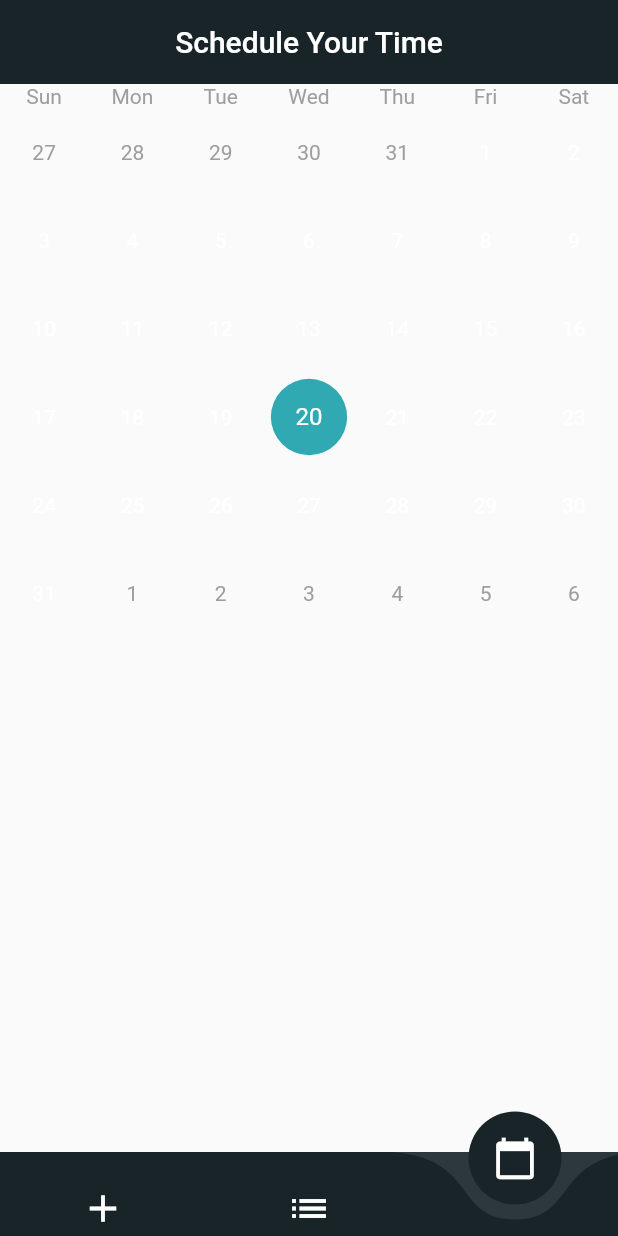
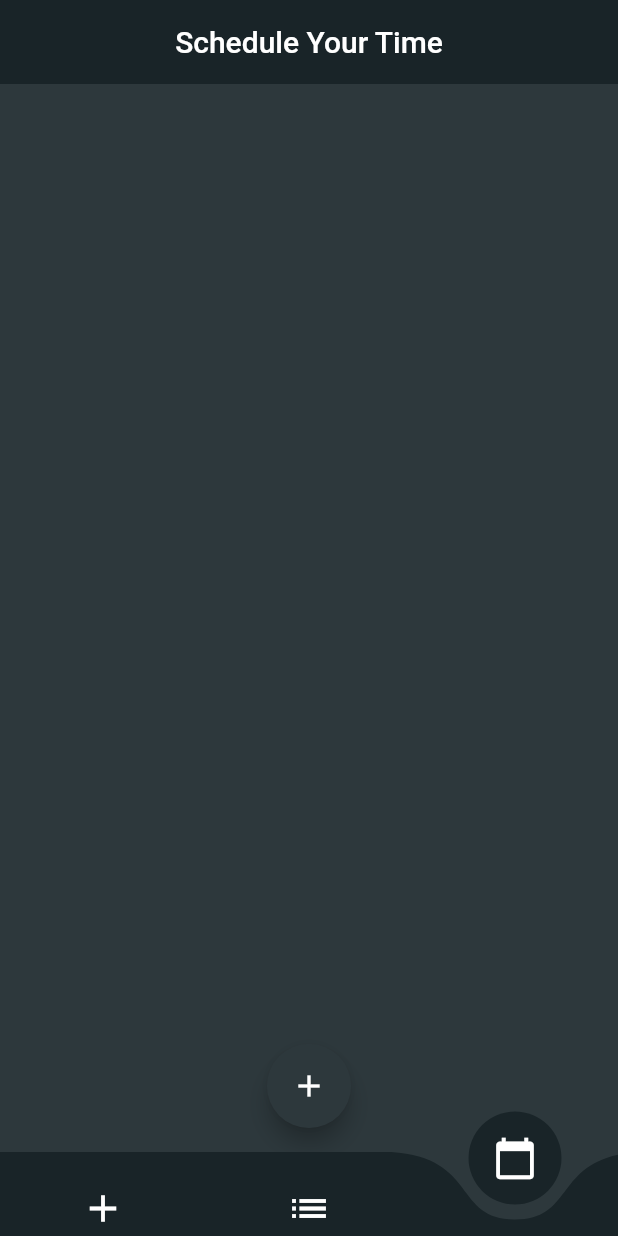
Before and after one commit to danieltyukov/dototick, a Flutter app: the screen it shows after launch, swiped to page 3, on a phone screen of 412 x 824 dp. Run offline on Flutter 3.47's test engine with Material 2 defaults, Android fonts, the phone set to English and light mode, and no system bars; drawn by our look-alikes of curved_navigation_bar, table_calendar; our stand-ins replace font_awesome_flutter, google_fonts; missing offline and left inert: flutter_cal.

Commit message:
created calendar modules, fixed some errors.

```diff
--- a/lib/functions/pageview.dart
+++ b/lib/functions/pageview.dart
@@ -73,6 +73,7 @@ class _PageViewPageState extends State<PageViewPage> {
         ],
       ),
       body: PageView(
+
         dragStartBehavior: DragStartBehavior.down,
         controller: _pageController,
         onPageChanged: (index) {
@@ -85,7 +86,7 @@ class _PageViewPageState extends State<PageViewPage> {
         children: <Widget>[
           HomePage(),
           WeeklyPlan(),
-          CalendarSchedule(),
+          Calendar(),
         ],
       ),
     );
--- a/lib/screens/calendar.dart
+++ b/lib/screens/calendar.dart
@@ -1,89 +1,47 @@
+import 'dart:core';
+
+import 'package:dototick/constants/constant.dart';
 import 'package:flutter/material.dart';
+import 'package:flutter_cal/calendar_model.dart';
+import 'package:flutter_cal/db.dart';
+import 'package:flutter_cal/theme.dart';
+import 'package:google_fonts/google_fonts.dart';
+import 'package:provider/provider.dart';
+import 'package:font_awesome_flutter/font_awesome_flutter.dart';
+import 'package:table_calendar/table_calendar.dart';
 import 'package:intl/intl.dart';
-import 'package:table_calendar/table_calendar.dart';
 
-class CalendarSchedule extends StatefulWidget {
-  CalendarSchedule({Key key}) : super(key: key);
+class Calendar extends StatefulWidget {
+  Calendar({Key key}) : super(key: key);
 
   @override
-  _CalendarScheduleState createState() => _CalendarScheduleState();
+  _CalendarState createState() => _CalendarState();
 }
 
-class _CalendarScheduleState extends State<CalendarSchedule> {
+class _CalendarState extends State<Calendar> {
   @override
   Widget build(BuildContext context) {
-    return TableCalendar(
-      locale: 'en_US',
-      events: _selectedDay,
-      initialCalendarFormat: CalendarFormat.month,
-      formatAnimation: FormatAnimation.slide,
-      startingDayOfWeek: StartingDayOfWeek.sunday,
-      availableGestures: AvailableGestures.none,
-      availableCalendarFormats: const {
-        CalendarFormat.month: 'Month',
-      },
-      calendarStyle: CalendarStyle(
-        weekdayStyle: TextStyle(color: Colors.white),
-        weekendStyle: TextStyle(color: Colors.white),
-        outsideStyle: TextStyle(color: Colors.grey),
-        unavailableStyle: TextStyle(color: Colors.grey),
-        outsideWeekendStyle: TextStyle(color: Colors.grey),
+    return Scaffold(
+      backgroundColor: MyConstants.darkgrey,
+      body: ListView(
+        children: <Widget>[
+          // calendar(),
+          // eventTitle(),
+          // Column(children: _eventWidgets),
+          SizedBox(
+            height: 60,
+          )
+        ],
       ),
-      daysOfWeekStyle: DaysOfWeekStyle(
-        dowTextBuilder: (date, locale) {
-          return DateFormat.E(locale)
-              .format(date)
-              .substring(0, 3)
-              .toUpperCase();
-        },
-        weekdayStyle: TextStyle(color: Colors.grey),
-        weekendStyle: TextStyle(color: Colors.grey),
+      floatingActionButton: FloatingActionButton(
+        // onPressed: () => _create(context),
+        child: Icon(
+          Icons.add,
+          color: Colors.white,
+        ),
+        backgroundColor: MyConstants.darkgrey,
       ),
-      headerVisible: false,
-      builders: CalendarBuilders(
-        markersBuilder: (context, date, events, holidays) {
-          return [
-            Container(
-              decoration: new BoxDecoration(
-                color: Color(0xFF30A9B2),
-                shape: BoxShape.circle,
-              ),
-              margin: const EdgeInsets.all(4.0),
-              width: 4,
-              height: 4,
-            )
-          ];
-        },
-        selectedDayBuilder: (context, date, _) {
-          return Container(
-            decoration: new BoxDecoration(
-              color: Color(0xFF30A9B2),
-              shape: BoxShape.circle,
-            ),
-            margin: const EdgeInsets.all(4.0),
-            width: 100,
-            height: 100,
-            child: Center(
-              child: Text(
-                '${date.day}',
-                style: TextStyle(
-                  fontSize: 16.0,
-                  color: Colors.white,
-                ),
-              ),
-            ),
-          );
-        },
-      ),
-      // calendarController: null,
+      floatingActionButtonLocation: FloatingActionButtonLocation.centerFloat,
     );
   }
-
-  final Map<DateTime, List> _selectedDay = {
-    DateTime(2019, 4, 3): ['Selected Day in the calendar!'],
-    DateTime(2019, 4, 5): ['Selected Day in the calendar!'],
-    DateTime(2019, 4, 22): ['Selected Day in the calendar!'],
-    DateTime(2019, 4, 24): ['Selected Day in the calendar!'],
-    DateTime(2019, 4, 26): ['Selected Day in the calendar!'],
-  };
 }
--- a/pubspec.yaml
+++ b/pubspec.yaml
@@ -28,6 +28,8 @@ dependencies:
   table_calendar: ^2.3.3
   google_fonts: ^1.1.1
   shared_preferences: ^0.5.12+4
+  provider: ^4.3.3
+  font_awesome_flutter: ^8.11.0
 
   # The following adds the Cupertino Icons font to your application.
   # Use with the CupertinoIcons class for iOS style icons.
```
Also changed, not shown: lib/constants/theme.dart (deleted, +0 -76 lines), lib/functions/calendar_modals.dart (added, +29 -0 lines), pubspec.lock.
